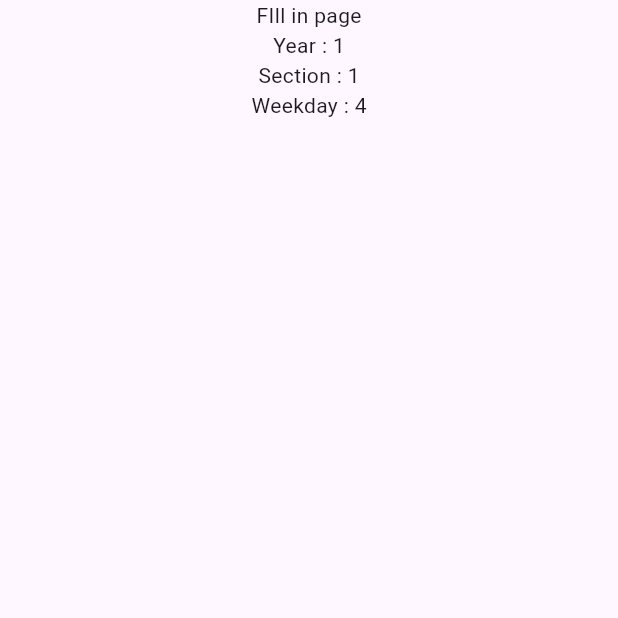
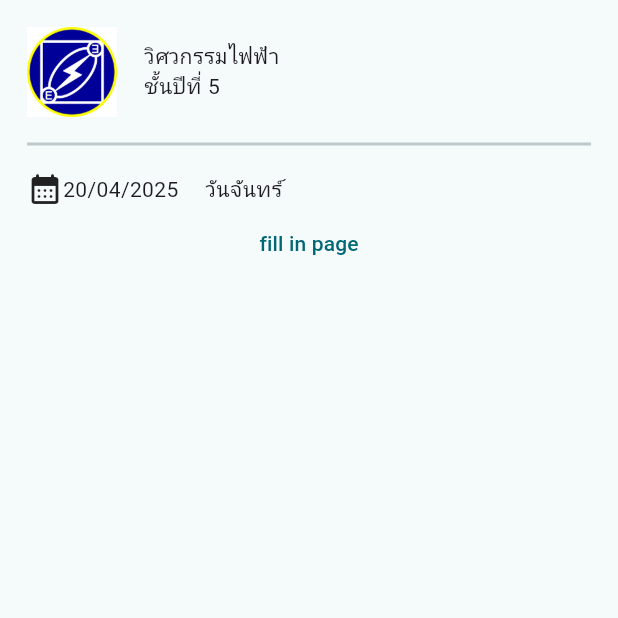
Before and after one commit to SafeDhon/nkrafa-class, a Flutter app: the screen it shows after launch, on a phone screen of 412 x 824 dp, the top half of it. Run offline on Flutter 3.47's test engine with Material 3 defaults, Android fonts, the phone set to English and light mode, and no system bars; our stand-ins replace google_fonts; Roboto replaces fonts that are missing (Anuphan, Prompt).

Commit message:
03/04/25

```diff
--- a/flutter_nkrafa_class/lib/main.dart
+++ b/flutter_nkrafa_class/lib/main.dart
@@ -1,8 +1,7 @@
 import 'package:flutter/material.dart';
 import 'package:flutter_nkrafa_class/constant.dart';
 import 'package:flutter_nkrafa_class/error/oversize_page.dart';
-import 'package:flutter_nkrafa_class/fillin/fillin_page.dart';
-import 'package:flutter_nkrafa_class/landing/landing_page.dart';
+import 'package:flutter_nkrafa_class/period/period_page.dart';
 import 'package:google_fonts/google_fonts.dart';
 
 void main() {
@@ -20,15 +19,15 @@ class MyApp extends StatelessWidget {
       debugShowCheckedModeBanner: false,
       title: 'Class Room',
       theme: ThemeData(
-          colorScheme: ColorScheme.fromSeed(seedColor: Colors.deepPurple),
+        colorScheme: ColorScheme.fromSeed(seedColor: Colors.grey),
         useMaterial3: true,
-          textTheme: GoogleFonts.anuphanTextTheme(),
+        textTheme: GoogleFonts.promptTextTheme(),
       ),
       home: Scaffold(
-            // body: onMobile ? const LandingPage() : const OverSizePage(),
-            body: FillInPage(
-          year: 1,
-          section: 1,
-        )));
+        backgroundColor: Colors.white,
+        body: onMobile ? const PeriodPage() : const OverSizePage(),
+
+      ),
+    );
   }
 }
--- /dev/null
+++ b/flutter_nkrafa_class/lib/period/period_page.dart
@@ -0,0 +1,26 @@
+import 'package:flutter/material.dart';
+import 'package:flutter_nkrafa_class/constant.dart';
+import 'package:flutter_nkrafa_class/period/period_widgets.dart';
+
+class PeriodPage extends StatelessWidget {
+  const PeriodPage({super.key});
+
+  @override
+  Widget build(BuildContext context) {
+    return Scaffold(
+        body: Padding(
+      padding: EdgeInsets.all(boxPadding),
+      child: Column(
+        children: [
+          header(),
+          Divider(
+            height: boxPadding * 2,
+            thickness: 2,
+          ),
+          bar(),
+          TextButton(onPressed: () {}, child: Text("fill in page"))
+        ],
+      ),
+    ));
+  }
+}
--- /dev/null
+++ b/flutter_nkrafa_class/lib/period/period_widgets.dart
@@ -0,0 +1,32 @@
+import 'package:flutter/material.dart';
+import 'package:flutter_nkrafa_class/constant.dart';
+
+Widget header() {
+  return Row(
+    children: [
+      Image.asset(
+        'assets/section_logo/ee_logo.jpg',
+        height: 60,
+      ),
+      SizedBox(width: boxPadding),
+      Column(
+        crossAxisAlignment: CrossAxisAlignment.start,
+        children: [
+          Text("วิศวกรรมไฟฟ้า"),
+          Text("ชั้นปีที่ 5"),
+        ],
+      ),
+    ],
+  );
+}
+
+Widget bar() {
+  return Row(
+    children: [
+      Icon(Icons.calendar_month_rounded),
+      Text("20/04/2025"),
+      SizedBox(width: boxPadding),
+      Text("วันจันทร์"),
+    ],
+  );
+}
--- a/flutter_nkrafa_class/pubspec.yaml
+++ b/flutter_nkrafa_class/pubspec.yaml
@@ -62,6 +62,7 @@ flutter:
   # To add assets to your application, add an assets section, like this:
   assets:
     - assets/
+    - assets/section_logo/
   #   - images/a_dot_ham.jpeg
 
   # An image asset can refer to one or more resolution-specific "variants", see
```
Also changed, not shown: flutter_nkrafa_class/assets/section_logo/ae_logo.jpg (added), flutter_nkrafa_class/assets/section_logo/ce_logo.jpg (added), flutter_nkrafa_class/assets/section_logo/cs_logo.jpg (added), flutter_nkrafa_class/assets/section_logo/ee_logo.jpg (added), flutter_nkrafa_class/assets/section_logo/ie_logo.jpg (added), 2 other files. Lines whose indentation alone changed are shown as unchanged.
